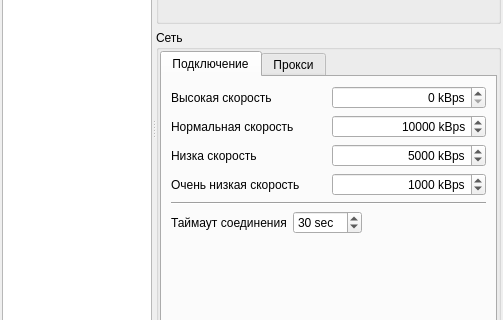
Old version of the form REXLoader/settingsdialog.ui in the repository RA9OAJ/rexloader; both pictures show x 0 to 503 and y 353 to 673 of the 503 by 961 pixel window.
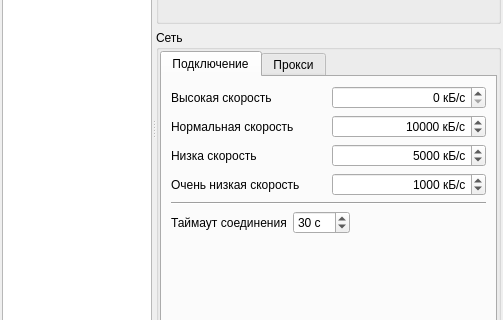
New version of the form.

```diff
--- a/REXLoader/settingsdialog.ui
+++ b/REXLoader/settingsdialog.ui
@@ -317,7 +317,7 @@
                    <enum>QAbstractSpinBox::UpDownArrows</enum>
                   </property>
                   <property name="suffix">
-                   <string> kBps</string>
+                   <string> кБ/с</string>
                   </property>
                   <property name="maximum">
                    <number>500000</number>
@@ -344,7 +344,7 @@
                    <enum>QAbstractSpinBox::UpDownArrows</enum>
                   </property>
                   <property name="suffix">
-                   <string> kBps</string>
+                   <string> кБ/с</string>
                   </property>
                   <property name="maximum">
                    <number>500000</number>
@@ -374,7 +374,7 @@
                    <enum>QAbstractSpinBox::UpDownArrows</enum>
                   </property>
                   <property name="suffix">
-                   <string> kBps</string>
+                   <string> кБ/с</string>
                   </property>
                   <property name="maximum">
                    <number>500000</number>
@@ -404,7 +404,7 @@
                    <enum>QAbstractSpinBox::UpDownArrows</enum>
                   </property>
                   <property name="suffix">
-                   <string> kBps</string>
+                   <string> кБ/с</string>
                   </property>
                   <property name="maximum">
                    <number>500000</number>
@@ -435,7 +435,7 @@
                 <item>
                  <widget class="QSpinBox" name="connectionTimeout">
                   <property name="suffix">
-                   <string> sec</string>
+                   <string> с</string>
                   </property>
                   <property name="minimum">
                    <number>1</number>
```
